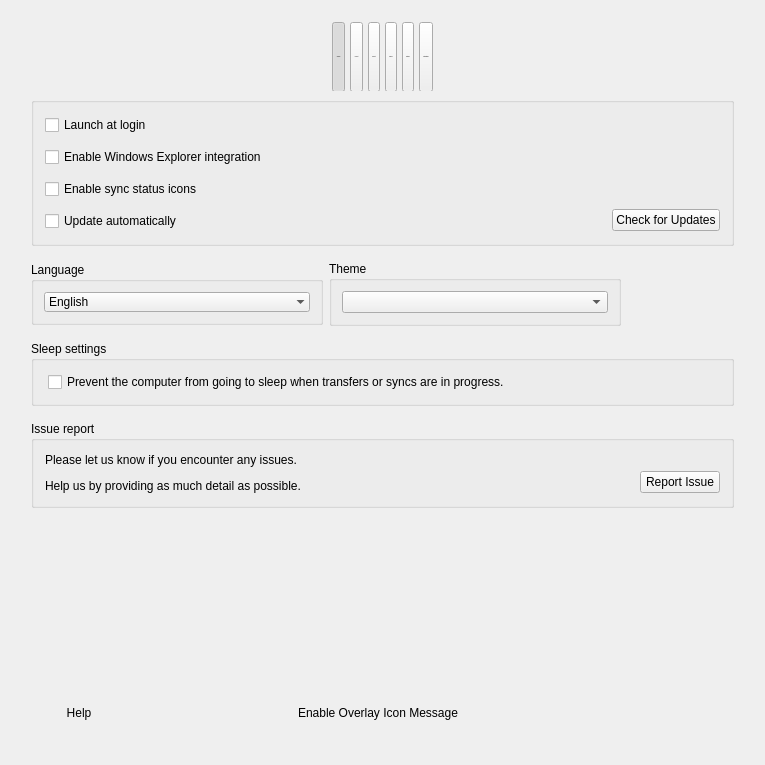
The window that src/MEGASync/gui/ui/SettingsDialog.ui (meganz/MEGAsync) describes before a commit, drawn with Qt 5.
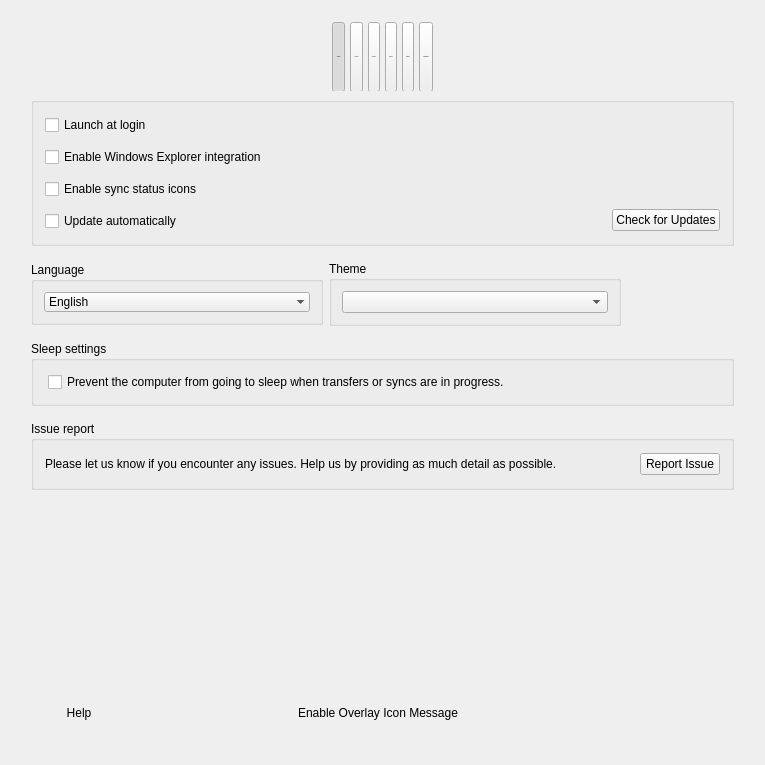
The same window after the commit. Icons and pictures are not drawn. Custom widgets are drawn as their Qt base class.

Commit message: SNC-4953 : Update issue report group box.

```diff
--- a/src/MEGASync/gui/ui/SettingsDialog.ui
+++ b/src/MEGASync/gui/ui/SettingsDialog.ui
@@ -954,7 +954,7 @@
            <number>12</number>
           </property>
           <item>
-           <layout class="QHBoxLayout" name="horizontalLayout_13">
+           <layout class="QHBoxLayout" name="horizontalLayout_13" stretch="1,0,0">
             <item>
              <layout class="QVBoxLayout" name="verticalLayout_14">
               <property name="spacing">
@@ -969,20 +969,13 @@
                  </sizepolicy>
                 </property>
                 <property name="text">
-                 <string>Please let us know if you encounter any issues.</string>
+                 <string>Please let us know if you encounter any issues. Help us by providing as much detail as possible.</string>
                 </property>
                 <property name="wordWrap">
                  <bool>true</bool>
                 </property>
                </widget>
               </item>
-              <item>
-               <widget class="QLabel" name="label_4">
-                <property name="text">
-                 <string>Help us by providing as much detail as possible.</string>
-                </property>
-               </widget>
-              </item>
              </layout>
             </item>
             <item>
@@ -992,14 +985,14 @@
               </property>
               <property name="sizeHint" stdset="0">
                <size>
-                <width>40</width>
+                <width>10</width>
                 <height>20</height>
                </size>
               </property>
              </spacer>
             </item>
             <item>
-             <layout class="QVBoxLayout" name="verticalLayout_16">
+             <layout class="QVBoxLayout" name="verticalLayout_16" stretch="0,1">
               <item>
                <spacer name="verticalSpacer_8">
                 <property name="orientation">
@@ -1021,6 +1014,12 @@
                   <verstretch>0</verstretch>
                  </sizepolicy>
                 </property>
+                <property name="maximumSize">
+                 <size>
+                  <width>16777215</width>
+                  <height>16777215</height>
+                 </size>
+                </property>
                 <property name="cursor">
                  <cursorShape>PointingHandCursor</cursorShape>
                 </property>
```
The commit also changes 1 other file.
